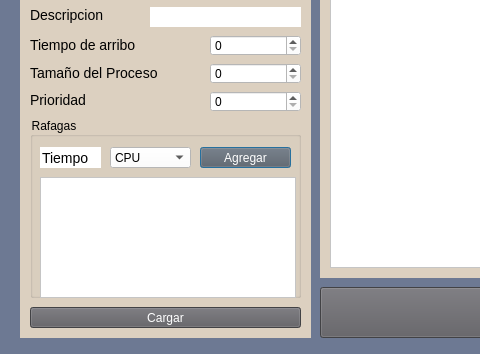
This is practicas 22-10/nuevoproceso.ui in salva12/TPSOC1G1 as Qt 5 draws it before an edit; both pictures show x 0 to 480 and y 83 to 437 of the 993 by 437 pixel window. The edited form follows.
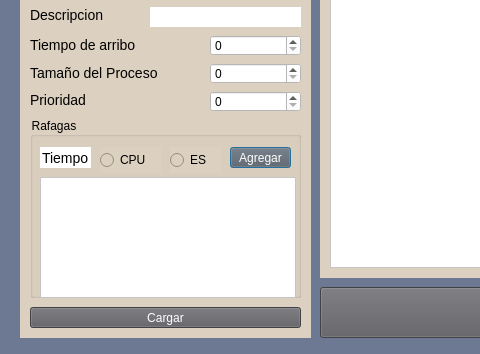
This is the edited form.

Diff of the .ui file:
```diff
--- a/practicas 22-10/nuevoproceso.ui
+++ b/practicas 22-10/nuevoproceso.ui
@@ -211,7 +211,7 @@
        <rect>
         <x>10</x>
         <y>30</y>
-        <width>61</width>
+        <width>51</width>
         <height>21</height>
        </rect>
       </property>
@@ -222,35 +222,12 @@
        <string>Tiempo</string>
       </property>
      </widget>
-     <widget class="QComboBox" name="comboBoxTipoRaf">
-      <property name="geometry">
-       <rect>
-        <x>80</x>
-        <y>30</y>
-        <width>81</width>
-        <height>21</height>
-       </rect>
-      </property>
-      <property name="styleSheet">
-       <string notr="true">background-color:white;</string>
-      </property>
-      <item>
-       <property name="text">
-        <string>CPU</string>
-       </property>
-      </item>
-      <item>
-       <property name="text">
-        <string>ES</string>
-       </property>
-      </item>
-     </widget>
      <widget class="QPushButton" name="pushButtonAgregarRafaga">
       <property name="geometry">
        <rect>
-        <x>170</x>
+        <x>200</x>
         <y>30</y>
-        <width>91</width>
+        <width>61</width>
         <height>21</height>
        </rect>
       </property>
@@ -277,6 +254,32 @@
        <bool>true</bool>
       </attribute>
      </widget>
+     <widget class="QRadioButton" name="radioButtonCPU">
+      <property name="geometry">
+       <rect>
+        <x>70</x>
+        <y>30</y>
+        <width>61</width>
+        <height>26</height>
+       </rect>
+      </property>
+      <property name="text">
+       <string>CPU</string>
+      </property>
+     </widget>
+     <widget class="QRadioButton" name="radioButtonES">
+      <property name="geometry">
+       <rect>
+        <x>140</x>
+        <y>30</y>
+        <width>51</width>
+        <height>26</height>
+       </rect>
+      </property>
+      <property name="text">
+       <string>ES</string>
+      </property>
+     </widget>
     </widget>
     <widget class="QPushButton" name="pushButtonCargar">
      <property name="geometry">
```
